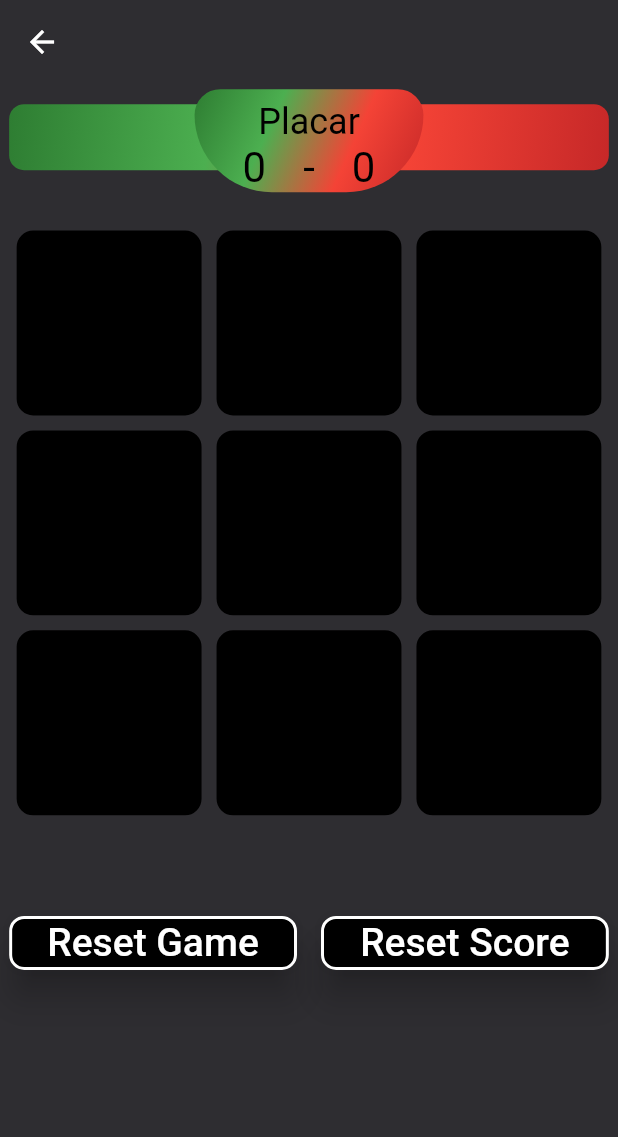
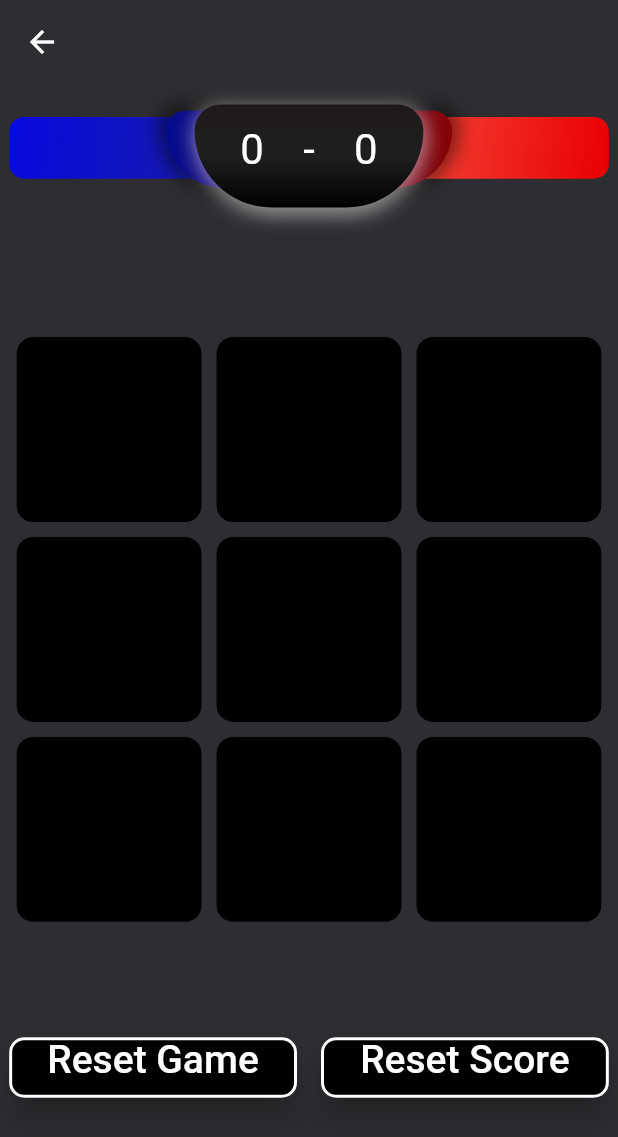
Before and after one commit to thiagolop/jogo_da_velha, a Flutter app: the HomePage screen opened by its route, on a phone screen of 412 x 824 dp. Shown: the top 1137 px of the screen. Run offline on Flutter 3.47's test engine with Material 2 defaults, Android fonts, the phone set to English and light mode, and no system bars; our stand-ins replace google_fonts; Roboto replaces fonts that are missing (Coiny).

Commit message:
Finish Application

```diff
--- a/lib/app/core/inputs/custon_elevated_buttom.dart
+++ b/lib/app/core/inputs/custon_elevated_buttom.dart
@@ -1,4 +1,5 @@
 import 'package:flutter/material.dart';
+import 'package:jogo_da_velha/app/core/extensions/responsive.dart';
 import 'package:jogo_da_velha/app/core/ui/styles/colors_app.dart';
 import 'package:jogo_da_velha/app/core/ui/styles/text_app.dart';
 
@@ -20,7 +21,10 @@ class CustomElevatedButtom extends StatelessWidget {
           side: BorderSide(color: context.colorsApp.whiteColor, width: 2),
         ),
       ),
-      child: Text(label, style: context.textStyles.textCoiny.copyWith(color: context.colorsApp.whiteColor, fontSize: 26)),
+      child: Padding(
+        padding: EdgeInsets.only(bottom: 30.heigth),
+        child: Text(label, style: context.textStyles.textCoiny.copyWith(color: context.colorsApp.whiteColor, fontSize: 26)),
+      ),
     );
   }
 }
--- a/lib/app/pages/home/view/home_page.dart
+++ b/lib/app/pages/home/view/home_page.dart
@@ -23,18 +23,18 @@ class HomePage extends StatelessWidget {
           backgroundColor: context.colorsApp.backgroundColor,
           body: SingleChildScrollView(
             child: Padding(
-              padding: EdgeInsets.only(
-                top: 10.heigth,
-                left: 16.width,
-                right: 16.width,
-                bottom: 32.heigth,
-              ),
+              padding: EdgeInsets.only(top: 40.heigth, left: 16.width, right: 16.width, bottom: 32.heigth),
               child: Column(
                 mainAxisAlignment: MainAxisAlignment.spaceAround,
                 crossAxisAlignment: CrossAxisAlignment.center,
                 children: [
                   const ScoreGame(),
                   SizedBox(height: 60.heigth),
+                  Visibility(
+                    visible: controller.isGaming,
+                    child: Text(controller.jogador, style: context.textStyles.textCoiny),
+                  ),
+                  SizedBox(height: 40.heigth),
                   const GameWidget(),
                   SizedBox(height: 16.heigth),
                   Text(controller.vencedor, style: context.textStyles.textCoiny),
--- a/lib/app/pages/home/widgets/game_widget.dart
+++ b/lib/app/pages/home/widgets/game_widget.dart
@@ -1,4 +1,5 @@
 import 'package:flutter/material.dart';
+import 'package:jogo_da_velha/app/core/extensions/responsive.dart';
 import 'package:jogo_da_velha/app/core/ui/styles/colors_app.dart';
 import 'package:jogo_da_velha/app/core/ui/styles/text_app.dart';
 import 'package:jogo_da_velha/app/pages/home/controller/home_controller.dart';
@@ -12,8 +13,8 @@ class GameWidget extends StatelessWidget {
     return Consumer<HomeController>(
       builder: (_, controller, __) {
         return SizedBox(
-          height: 400,
-          width: 400,
+          height: 1200.heigth,
+          width: 1200.width,
           child: GridView.builder(
               physics: const NeverScrollableScrollPhysics(),
               itemCount: 9,
@@ -30,7 +31,8 @@ class GameWidget extends StatelessWidget {
                       border: Border.all(color: context.colorsApp.backgroundColor, width: 5),
                       color: controller.matched.contains(index) ? context.colorsApp.matched : context.colorsApp.primaryColor,
                     ),
-                    child: Center(
+                    child: Padding(
+                      padding: EdgeInsets.only(bottom: 50.heigth),
                       child: Text(
                         controller.board[index],
                         style: context.textStyles.textCoiny.copyWith(fontSize: 90),
--- a/lib/app/pages/home/widgets/score_game.dart
+++ b/lib/app/pages/home/widgets/score_game.dart
@@ -13,16 +13,18 @@ class ScoreGame extends StatelessWidget {
     return Consumer<HomeController>(
       builder: (_, controller, __) {
         return Stack(
+          alignment: Alignment.center,
           children: [
             Positioned(
-              top: 10,
+              top: 24.heigth,
               left: 0,
               right: 0,
               child: Container(
+                height: 120.heigth,
                 width: double.maxFinite,
                 padding: const EdgeInsets.symmetric(horizontal: 8, vertical: 8),
                 decoration: BoxDecoration(
-                  gradient: context.colorsApp.gradient,
+                  gradient: context.colorsApp.gradientName,
                   borderRadius: const BorderRadius.only(
                     bottomLeft: Radius.circular(10),
                     topLeft: Radius.circular(10),
@@ -34,14 +36,39 @@ class ScoreGame extends StatelessWidget {
                   children: [
                     Text(
                       controller.namePlayer2,
-                      style: context.textStyles.textCoiny.copyWith(fontSize: 24),
+                      style: context.textStyles.textCoiny.copyWith(fontSize: 20),
                       overflow: TextOverflow.ellipsis,
                     ),
                     const Spacer(),
                     Text(
                       controller.namePlayer1,
-                      style: context.textStyles.textCoiny.copyWith(fontSize: 24),
+                      style: context.textStyles.textCoiny.copyWith(fontSize: 20),
                       overflow: TextOverflow.ellipsis,
+                    ),
+                  ],
+                ),
+              ),
+            ),
+            Positioned(
+              top: 12.heigth,
+              child: Container(
+                width: 500.width,
+                height: 150.heigth,
+                padding: EdgeInsets.only(left: 32.width, right: 32.width, top: 8.heigth, bottom: 8.heigth),
+                decoration: BoxDecoration(
+                  gradient: context.colorsApp.gradientScoreTwo,
+                  borderRadius: const BorderRadius.only(
+                    topRight: Radius.circular(20),
+                    bottomRight: Radius.circular(60),
+                    topLeft: Radius.circular(20),
+                    bottomLeft: Radius.circular(60),
+                  ),
+                  boxShadow: [
+                    BoxShadow(
+                      color: context.colorsApp.primaryColor.withOpacity(0.5),
+                      blurRadius: 10,
+                      spreadRadius: 5,
+                      offset: const Offset(0, 0),
                     ),
                   ],
                 ),
@@ -49,119 +76,49 @@ class ScoreGame extends StatelessWidget {
             ),
             Align(
               alignment: Alignment.center,
-              child: Flexible(
               child: Container(
                 width: 400.width,
                 height: 200.heigth,
-                  padding: const EdgeInsets.only(left: 32, right: 32, top: 8, bottom: 8),
+                padding: EdgeInsets.only(left: 80.width, right: 80.width, top: 40.heigth),
                 decoration: BoxDecoration(
-                    gradient: context.colorsApp.gradient,
+                  gradient: context.colorsApp.gradientScoreOne,
                   borderRadius: const BorderRadius.only(
                     topRight: Radius.circular(20),
                     bottomRight: Radius.circular(60),
                     topLeft: Radius.circular(20),
                     bottomLeft: Radius.circular(60),
                   ),
+                  boxShadow: [
+                    BoxShadow(
+                      color: context.colorsApp.whiteColor.withOpacity(0.5),
+                      blurRadius: 10,
+                      spreadRadius: 2,
+                      offset: const Offset(1, 3),
                     ),
-                  child: Column(
-                    children: [
-                      Text(
-                        'Placar',
-                        style: context.textStyles.textCoiny.copyWith(fontSize: 24, color: context.colorsApp.primaryColor),
+                  ],
                 ),
-                      Row(
+                child: Row(
                   mainAxisAlignment: MainAxisAlignment.spaceBetween,
+                  crossAxisAlignment: CrossAxisAlignment.start,
                   children: [
                     Text(
                       controller.xScore.toString(),
-                            style: context.textStyles.textCoiny.copyWith(fontSize: 28, color: context.colorsApp.primaryColor),
+                      style: context.textStyles.textCoiny.copyWith(fontSize: 28, color: context.colorsApp.whiteColor),
                     ),
                     Text(
                       ' - ',
-                            style: context.textStyles.textCoiny.copyWith(fontSize: 28, color: context.colorsApp.primaryColor),
+                      style: context.textStyles.textCoiny.copyWith(fontSize: 28, color: context.colorsApp.whiteColor),
                     ),
                     Text(
                       controller.oScore.toString(),
-                            style: context.textStyles.textCoiny.copyWith(fontSize: 28, color: context.colorsApp.primaryColor),
-                          ),
-                        ],
+                      style: context.textStyles.textCoiny.copyWith(fontSize: 28, color: context.colorsApp.whiteColor),
                     ),
                   ],
                 ),
               ),
             ),
-            ),
-            // Container(
-            //   width: double.maxFinite,
-            //   alignment: Alignment.centerLeft,
-            //   padding: const EdgeInsets.symmetric(horizontal: 8, vertical: 8),
-            //   decoration: const BoxDecoration(
-            //     color: Colors.red,
-            //     borderRadius: BorderRadius.only(bottomRight: Radius.circular(10), topRight: Radius.circular(10)),
-            //   ),
-            //   child: Text(
-            //     controller.namePlayer2,
-            //     style: context.textStyles.textCoiny.copyWith(fontSize: 24),
-            //   ),
-            // ),
           ],
         );
-        // return Row(
-        //   mainAxisAlignment: MainAxisAlignment.center,
-        //   children: [
-        //     Container(
-        //       padding: const EdgeInsets.symmetric(horizontal: 8, vertical: 8),
-        //       decoration: const BoxDecoration(
-        //         color: Colors.green,
-        //         borderRadius: BorderRadius.only(bottomLeft: Radius.circular(10), topLeft: Radius.circular(10)),
-        //       ),
-        //       child: Text(
-        //         controller.namePlayer1,
-        //         style: context.textStyles.textCoiny.copyWith(fontSize: 24),
-        //         overflow: TextOverflow.ellipsis,
-        //       ),
-        //     ),
-        //     Container(
-        //         padding: const EdgeInsets.only(left: 32, right: 32, top: 8, bottom: 8),
-        //         decoration: BoxDecoration(
-        //           gradient: context.colorsApp.gradient,
-        //           borderRadius: const BorderRadius.only(
-        //             topRight: Radius.circular(10),
-        //             bottomRight: Radius.circular(40),
-        //             topLeft: Radius.circular(10),
-        //             bottomLeft: Radius.circular(40),
-        //           ),
-        //         ),
-        //         child: Row(
-        //           mainAxisAlignment: MainAxisAlignment.spaceBetween,
-        //           children: [
-        //             Text(
-        //               controller.xScore.toString(),
-        //               style: context.textStyles.textCoiny.copyWith(fontSize: 28, color: context.colorsApp.primaryColor),
-        //             ),
-        //             Text(
-        //               ' - ',
-        //               style: context.textStyles.textCoiny.copyWith(fontSize: 28, color: context.colorsApp.primaryColor),
-        //             ),
-        //             Text(
-        //               controller.oScore.toString(),
-        //               style: context.textStyles.textCoiny.copyWith(fontSize: 28, color: context.colorsApp.primaryColor),
-        //             ),
-        //           ],
-        //         )),
-        //     Container(
-        //       padding: const EdgeInsets.symmetric(horizontal: 8, vertical: 8),
-        //       decoration: const BoxDecoration(
-        //         color: Colors.red,
-        //         borderRadius: BorderRadius.only(bottomRight: Radius.circular(10), topRight: Radius.circular(10)),
-        //       ),
-        //       child: Text(
-        //         controller.namePlayer2,
-        //         style: context.textStyles.textCoiny.copyWith(fontSize: 24),
-        //       ),
-        //     ),
-        //   ],
-        // );
       },
     );
   }
```
Also changed, not shown: lib/app/core/ui/styles/colors_app.dart (+14 -7 lines), lib/app/pages/home/controller/home_controller.dart (+15 -1 lines), lib/app/pages/register/register_page.dart (+25 -25 lines). Lines whose indentation alone changed are shown as unchanged.
